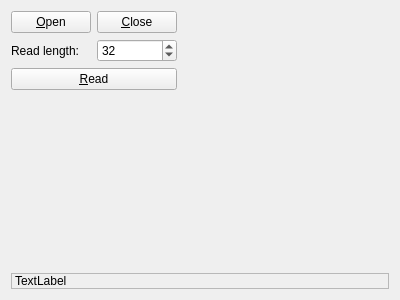
Above: plugins/serial/SerialWidget.ui from mupuf/arduide before the change. Below: the same form after it.
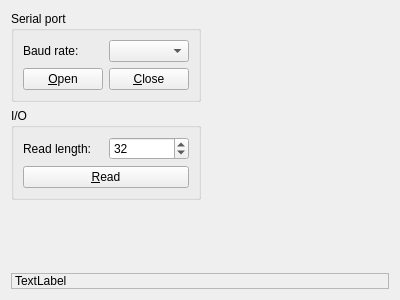
That is the form after the change. Custom widgets are drawn as their Qt base class.

Commit message: serial port open/close + asio fixes

Patch:
```diff
--- a/plugins/serial/SerialWidget.ui
+++ b/plugins/serial/SerialWidget.ui
@@ -13,11 +13,31 @@
   <property name="windowTitle">
    <string>Form</string>
   </property>
-  <layout class="QVBoxLayout" name="verticalLayout_2">
+  <layout class="QVBoxLayout" name="verticalLayout_4">
    <item>
-    <layout class="QHBoxLayout" name="horizontalLayout_3">
+    <layout class="QHBoxLayout" name="horizontalLayout_4">
      <item>
+      <layout class="QVBoxLayout" name="verticalLayout_3">
+       <item>
+        <widget class="QGroupBox" name="groupBox">
+         <property name="title">
+          <string>Serial port</string>
+         </property>
       <layout class="QVBoxLayout" name="verticalLayout">
+          <item>
+           <layout class="QHBoxLayout" name="horizontalLayout_3">
+            <item>
+             <widget class="QLabel" name="label_2">
+              <property name="text">
+               <string>Baud rate:</string>
+              </property>
+             </widget>
+            </item>
+            <item>
+             <widget class="QComboBox" name="baudRateBox"/>
+            </item>
+           </layout>
+          </item>
        <item>
         <layout class="QHBoxLayout" name="horizontalLayout_2">
          <item>
@@ -36,6 +56,15 @@
          </item>
         </layout>
        </item>
+         </layout>
+        </widget>
+       </item>
+       <item>
+        <widget class="QGroupBox" name="groupBox_2">
+         <property name="title">
+          <string>I/O</string>
+         </property>
+         <layout class="QVBoxLayout" name="verticalLayout_2">
        <item>
         <layout class="QHBoxLayout" name="horizontalLayout">
          <item>
@@ -62,6 +91,9 @@
          <property name="text">
           <string>&amp;Read</string>
          </property>
+           </widget>
+          </item>
+         </layout>
         </widget>
        </item>
        <item>
```
Lines whose indentation alone changed are shown as unchanged. The commit also changes 7 other files.
